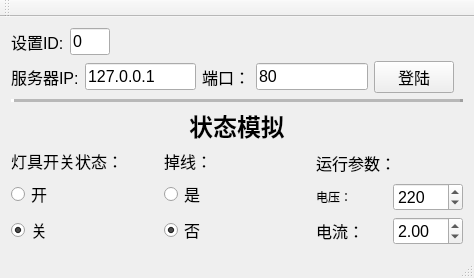
The window that LightDetection/Client/Client.ui (myzhyu/LightDetection) describes before a commit, drawn with Qt 5.
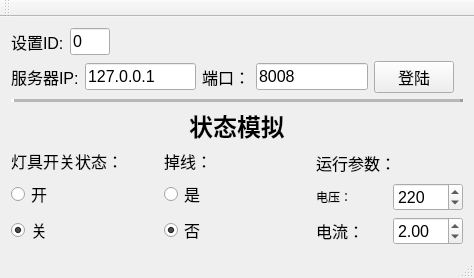
The same window after the commit.

Diff of the .ui file:
```diff
--- a/LightDetection/Client/Client.ui
+++ b/LightDetection/Client/Client.ui
@@ -114,7 +114,7 @@
          <set>Qt::ImhPreferNumbers</set>
         </property>
         <property name="text">
-         <string>80</string>
+         <string>8008</string>
         </property>
        </widget>
       </item>
```
